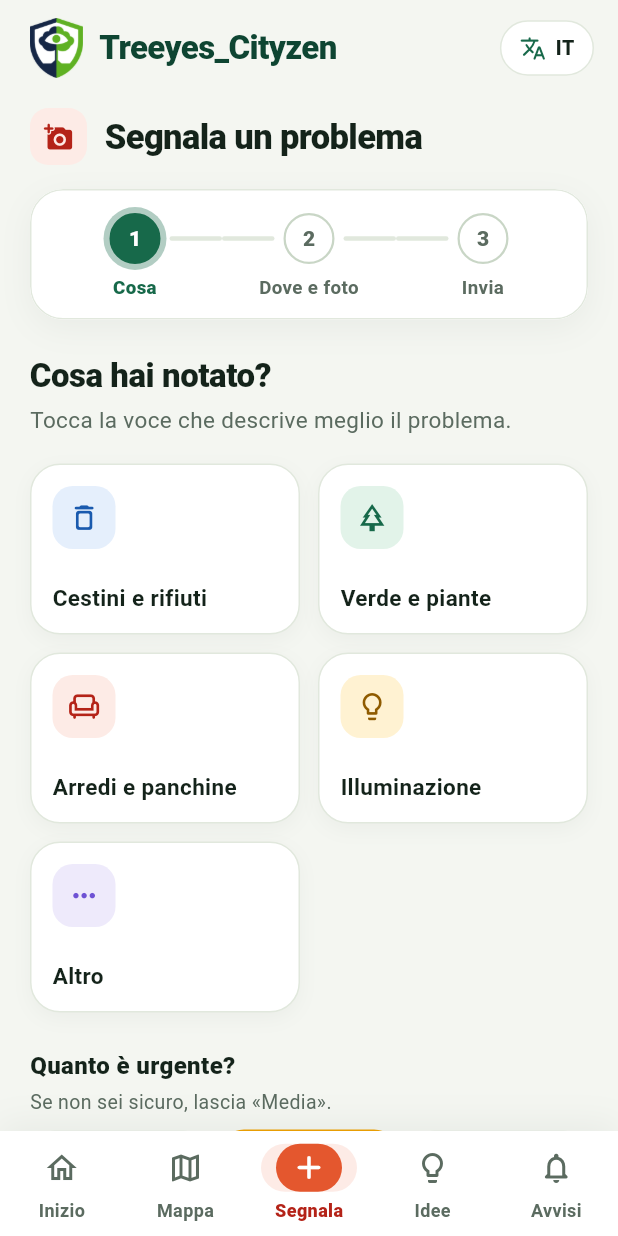
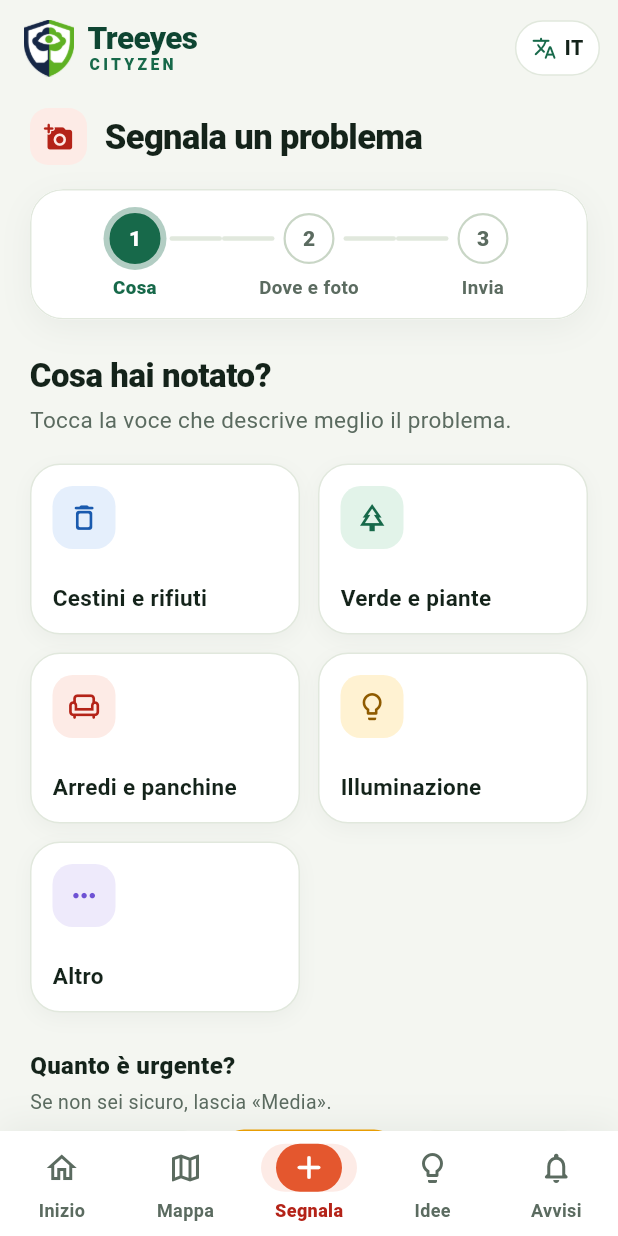
Before and after one commit to Tiapelle05/CityzenApp, a Flutter app: the NavigazionePrincipale screen opened directly with empty values, item 3 of the bottom bar chosen, on a phone screen of 412 x 824 dp. Run offline on Flutter 3.47's test engine with Material 3 defaults, Android fonts, the phone set to English and light mode, and no system bars; our stand-ins replace flutter_map, geolocator, image_picker, latlong2, shared_preferences; accounts and stored records are empty.

Commit message:
Barra in alto: marchio Treeyes su due righe che si adatta allo spazio
Co-Authored-By: Claude Opus 5.5 <noreply@anthropic.com>

```diff
--- a/lib/main.dart
+++ b/lib/main.dart
@@ -283,7 +283,7 @@ class _NavigazionePrincipaleState extends State<NavigazionePrincipale>
         ),
       ],
       child: Container(
-        padding: const EdgeInsets.symmetric(horizontal: 12, vertical: 8),
+        padding: const EdgeInsets.symmetric(horizontal: 10, vertical: 8),
         decoration: BoxDecoration(
           color: superficie,
           borderRadius: BorderRadius.circular(20),
@@ -292,8 +292,8 @@ class _NavigazionePrincipaleState extends State<NavigazionePrincipale>
         child: Row(
           mainAxisSize: MainAxisSize.min,
           children: [
-            const Icon(Icons.translate_rounded, size: 18, color: foresta),
-            const SizedBox(width: 6),
+            const Icon(Icons.translate_rounded, size: 17, color: foresta),
+            const SizedBox(width: 5),
             Text(
               widget.inglese ? 'EN' : 'IT',
               style: const TextStyle(fontSize: 13, fontWeight: FontWeight.w800, color: testo, letterSpacing: .4),
@@ -447,21 +447,43 @@ class _NavigazionePrincipaleState extends State<NavigazionePrincipale>
 
     return Scaffold(
       appBar: AppBar(
-        titleSpacing: 20,
+        titleSpacing: 16,
         toolbarHeight: 64,
+        // Marchio su due righe (Treeyes / CITYZEN) che si rimpicciolisce invece di
+        // troncarsi: così resta leggibile accanto a Demo|Server e alla lingua.
         title: Row(
           children: [
-            Image.asset('Assets/logo_treeyes.png', height: 40, semanticLabel: 'Treeyes_Cityzen'),
-            const SizedBox(width: 11),
+            Image.asset('Assets/logo_treeyes.png', height: 38, semanticLabel: 'Treeyes_Cityzen'),
+            const SizedBox(width: 9),
             const Flexible(
-              child: Text(
-                'Treeyes_Cityzen',
-                overflow: TextOverflow.ellipsis,
-                style: TextStyle(
-                  fontSize: 22,
-                  fontWeight: FontWeight.w800,
-                  color: forestaScura,
-                  letterSpacing: -.4,
+              child: FittedBox(
+                fit: BoxFit.scaleDown,
+                alignment: Alignment.centerLeft,
+                child: Column(
+                  mainAxisSize: MainAxisSize.min,
+                  crossAxisAlignment: CrossAxisAlignment.start,
+                  children: [
+                    Text(
+                      'Treeyes',
+                      style: TextStyle(
+                        fontSize: 21,
+                        height: 1.05,
+                        fontWeight: FontWeight.w800,
+                        color: forestaScura,
+                        letterSpacing: -.4,
+                      ),
+                    ),
+                    Text(
+                      'CITYZEN',
+                      style: TextStyle(
+                        fontSize: 10.5,
+                        height: 1.2,
+                        fontWeight: FontWeight.w800,
+                        color: foresta,
+                        letterSpacing: 2.2,
+                      ),
+                    ),
+                  ],
                 ),
               ),
             ),
@@ -473,7 +495,7 @@ class _NavigazionePrincipaleState extends State<NavigazionePrincipale>
             const SizedBox(width: 8),
           ],
           _selettoreLingua(s),
-          const SizedBox(width: 16),
+          const SizedBox(width: 12),
         ],
       ),
       body: SafeArea(
```
